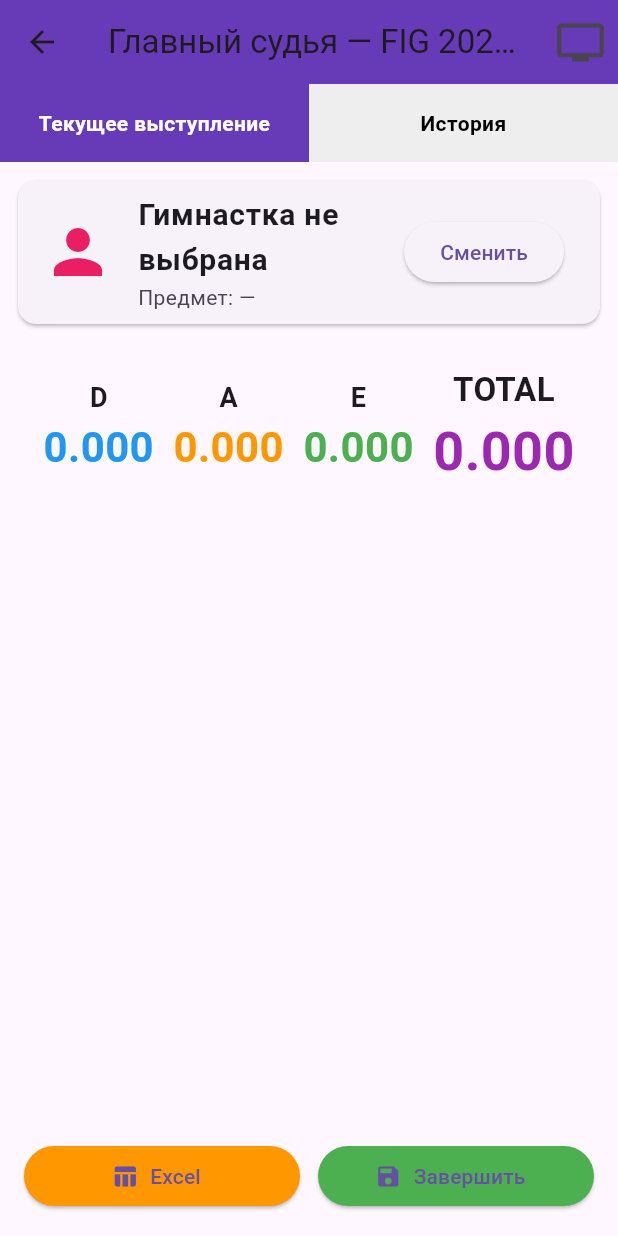
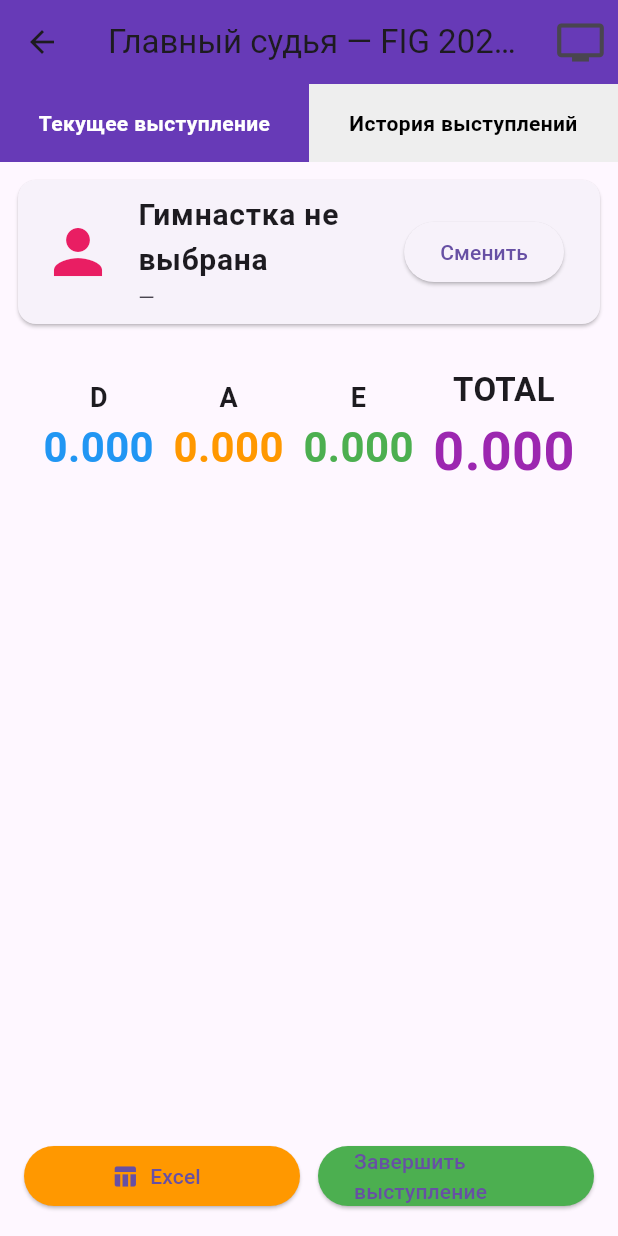
Before and after one commit to Benzokz/rg_judging_fig, a Flutter app: the HeadJudgeScreen screen opened directly, on a phone screen of 412 x 824 dp. Run offline on Flutter 3.47's test engine with Material 3 defaults, Android fonts, the phone set to English and light mode, and no system bars; our stand-ins replace cloud_firestore, firebase_core; missing offline and left inert: dart:html, excel; accounts and stored records are empty; statements that could not run were skipped.

Commit message:
fix: updated head judge screen and fixed excel export

```diff
--- a/lib/screens/head_judge_screen.dart
+++ b/lib/screens/head_judge_screen.dart
@@ -27,20 +27,19 @@ class _HeadJudgeScreenState extends State<HeadJudgeScreen> {
             stream: FirebaseFirestore.instance.collection('gymnasts').snapshots(),
             builder: (context, snapshot) {
               if (!snapshot.hasData) return const Center(child: CircularProgressIndicator());
-
-              final gymnasts = snapshot.data!.docs;
+              final list = snapshot.data!.docs;
               return ListView.builder(
-                itemCount: gymnasts.length,
-                itemBuilder: (context, index) {
-                  final data = gymnasts[index].data() as Map<String, dynamic>;
+                itemCount: list.length,
+                itemBuilder: (ctx, i) {
+                  final data = list[i].data() as Map<String, dynamic>;
                   return ListTile(
                     title: Text(data['fullName'] ?? ''),
                     subtitle: Text('${data['school'] ?? ''} • ${data['region'] ?? ''}'),
                     onTap: () async {
                       await FirebaseFirestore.instance.collection('routines').doc('current').set({
                         'gymnastName': data['fullName'],
-                        'gymnastId': gymnasts[index].id,
-                        'apparatus': 'Обруч', // можно потом сделать выбор
+                        'gymnastId': list[i].id,
+                        'apparatus': 'Обруч',
                       }, SetOptions(merge: true));
                       Navigator.pop(context);
                     },
@@ -54,7 +53,278 @@ class _HeadJudgeScreenState extends State<HeadJudgeScreen> {
     );
   }
 
-  // Экспорт в Excel
+  // Экспорт одного выступления в Excel
+  Future<void> _exportSinglePerformance(BuildContext context, Map<String, dynamic> data) async {
+    var excel = Excel.createExcel();
+    Sheet sheet = excel['Протокол'];
+
+    sheet.appendRow([TextCellValue('ПРОТОКОЛ СУДЕЙСТВА')]);
+    sheet.appendRow([TextCellValue('Художественная гимнастика — FIG 2025-2028')]);
+    sheet.appendRow([TextCellValue('Гимнастка: ${data['gymnastName']}')]);
+    sheet.appendRow([TextCellValue('Предмет: ${data['apparatus'] ?? '-'}')]);
+    sheet.appendRow([TextCellValue('Дата: ${data['date'].toDate().toString().substring(0, 16)}')]);
+    sheet.appendRow([]);
+
+    sheet.appendRow([TextCellValue('D'), TextCellValue((data['finalD'] ?? 0.0).toStringAsFixed(3))]);
+    sheet.appendRow([TextCellValue('A'), TextCellValue((data['finalA'] ?? 0.0).toStringAsFixed(3))]);
+    sheet.appendRow([TextCellValue('E'), TextCellValue((data['finalE'] ?? 0.0).toStringAsFixed(3))]);
+    sheet.appendRow([TextCellValue('TOTAL'), TextCellValue((data['total'] ?? 0.0).toStringAsFixed(3))]);
+
+    final bytes = excel.encode()!;
+    final blob = html.Blob([bytes]);
+    final url = html.Url.createObjectUrlFromBlob(blob);
+    final anchor = html.AnchorElement(href: url)
+      ..setAttribute("download", "Протокол_${data['gymnastName'] ?? 'Выступление'}.xlsx")
+      ..click();
+    html.Url.revokeObjectUrl(url);
+
+    ScaffoldMessenger.of(context).showSnackBar(
+      const SnackBar(content: Text('✅ Протокол скачан'), backgroundColor: Colors.green),
+    );
+  }
+
+  @override
+  Widget build(BuildContext context) {
+    return Scaffold(
+      appBar: AppBar(
+        title: const Text('Главный судья — FIG 2025-2028'),
+        backgroundColor: Colors.deepPurple,
+        actions: [
+          IconButton(
+            icon: const Icon(Icons.tv, size: 34),
+            onPressed: () => Navigator.push(context, MaterialPageRoute(builder: (_) => const TvScreen())),
+          ),
+        ],
+      ),
+      body: Column(
+        children: [
+          Row(
+            children: [
+              Expanded(child: _tabButton('Текущее выступление', 0)),
+              Expanded(child: _tabButton('История выступлений', 1)),
+            ],
+          ),
+          Expanded(
+            child: _currentTab == 0 ? _buildCurrentTab() : _buildHistoryTab(),
+          ),
+        ],
+      ),
+    );
+  }
+
+  Widget _tabButton(String text, int tab) {
+    return InkWell(
+      onTap: () => setState(() => _currentTab = tab),
+      child: Container(
+        padding: const EdgeInsets.all(16),
+        color: _currentTab == tab ? Colors.deepPurple : Colors.grey[200],
+        child: Text(
+          text,
+          textAlign: TextAlign.center,
+          style: TextStyle(
+            color: _currentTab == tab ? Colors.white : Colors.black,
+            fontWeight: FontWeight.bold,
+          ),
+        ),
+      ),
+    );
+  }
+
+  // ==================== ТЕКУЩЕЕ ВЫСТУПЛЕНИЕ ====================
+  Widget _buildCurrentTab() {
+    return StreamBuilder<DocumentSnapshot>(
+      stream: FirebaseFirestore.instance.collection('routines').doc('current').snapshots(),
+      builder: (context, rSnap) {
+        final rData = rSnap.data?.data() as Map<String, dynamic>? ?? {};
+        final String gymnastName = rData['gymnastName'] ?? 'Гимнастка не выбрана';
+
+        return StreamBuilder<QuerySnapshot>(
+          stream: FirebaseFirestore.instance.collection('routines').doc('current').collection('scores').orderBy('timestamp', descending: true).snapshots(),
+          builder: (context, sSnap) {
+            final scores = sSnap.data?.docs ?? [];
+
+            final Map<String, List<double>> byRole = {};
+            for (var doc in scores) {
+              final data = doc.data() as Map<String, dynamic>;
+              final role = data['role'] as String;
+              final score = (data['score'] as num).toDouble();
+              byRole.putIfAbsent(role, () => []).add(score);
+            }
+
+            double avg(List<double> list) {
+              if (list.isEmpty) return 0.0;
+              if (list.length <= 2) return list.fold(0.0, (a, b) => a + b) / list.length;
+              list.sort();
+              list.removeAt(0);
+              list.removeAt(list.length - 1);
+              return list.fold(0.0, (a, b) => a + b) / list.length;
+            }
+
+            final d = avg(byRole['DB'] ?? []) + avg(byRole['DA'] ?? []);
+            final a = avg(byRole['A'] ?? []);
+            final e = avg(byRole['E'] ?? []);
+            final total = d + a + e;
+
+            return Column(
+              children: [
+                Card(
+                  margin: const EdgeInsets.all(12),
+                  child: ListTile(
+                    leading: const Icon(Icons.person, size: 48, color: Colors.pink),
+                    title: Text(gymnastName, style: const TextStyle(fontSize: 20, fontWeight: FontWeight.bold)),
+                    subtitle: Text(rData['apparatus'] ?? '—'),
+                    trailing: ElevatedButton(onPressed: _selectGymnast, child: const Text('Сменить')),
+                  ),
+                ),
+
+                Container(
+                  padding: const EdgeInsets.all(16),
+                  child: Row(
+                    mainAxisAlignment: MainAxisAlignment.spaceEvenly,
+                    children: [
+                      _buildScoreBox('D', d.toStringAsFixed(3), Colors.blue),
+                      _buildScoreBox('A', a.toStringAsFixed(3), Colors.orange),
+                      _buildScoreBox('E', e.toStringAsFixed(3), Colors.green),
+                      _buildScoreBox('TOTAL', total.toStringAsFixed(3), Colors.purple, isBig: true),
+                    ],
+                  ),
+                ),
+
+                Expanded(
+                  child: ListView.builder(
+                    itemCount: scores.length,
+                    itemBuilder: (context, i) {
+                      final data = scores[i].data() as Map<String, dynamic>;
+                      return Card(
+                        margin: const EdgeInsets.symmetric(horizontal: 12, vertical: 4),
+                        child: ListTile(
+                          leading: CircleAvatar(child: Text(data['role'].toString())),
+                          title: Text('${data['role']}'),
+                          trailing: Text((data['score'] as num).toStringAsFixed(2), style: const TextStyle(fontSize: 24, fontWeight: FontWeight.bold)),
+                        ),
+                      );
+                    },
+                  ),
+                ),
+
+                Padding(
+                  padding: const EdgeInsets.all(16),
+                  child: Row(
+                    children: [
+                      Expanded(
+                        child: ElevatedButton.icon(
+                          onPressed: () => _exportToExcel(context, scores, d, a, e, total, gymnastName),
+                          icon: const Icon(Icons.table_chart),
+                          label: const Text('Excel'),
+                          style: ElevatedButton.styleFrom(backgroundColor: Colors.orange),
+                        ),
+                      ),
+                      const SizedBox(width: 12),
+                      Expanded(
+                        child: ElevatedButton(
+                          onPressed: () => _finishAndSaveToHistory(gymnastName, rData['apparatus'] ?? '-', d, a, e, total),
+                          style: ElevatedButton.styleFrom(backgroundColor: Colors.green),
+                          child: const Text('Завершить выступление'),
+                        ),
+                      ),
+                    ],
+                  ),
+                ),
+              ],
+            );
+          },
+        );
+      },
+    );
+  }
+
+  // ==================== ИСТОРИЯ ====================
+  Widget _buildHistoryTab() {
+    return StreamBuilder<QuerySnapshot>(
+      stream: FirebaseFirestore.instance.collection('history').orderBy('date', descending: true).snapshots(),
+      builder: (context, snapshot) {
+        if (!snapshot.hasData) return const Center(child: CircularProgressIndicator());
+
+        final history = snapshot.data!.docs;
+
+        return ListView.builder(
+          itemCount: history.length,
+          itemBuilder: (context, index) {
+            final data = history[index].data() as Map<String, dynamic>;
+            final date = (data['date'] as Timestamp).toDate();
+
+            return Card(
+              margin: const EdgeInsets.all(8),
+              child: ExpansionTile(
+                leading: const Icon(Icons.history, color: Colors.deepPurple),
+                title: Text(data['gymnastName'] ?? 'Без имени'),
+                subtitle: Text('${data['apparatus'] ?? '-'} • ${date.toString().substring(0, 16)}'),
+                trailing: Text(
+                  (data['total'] ?? 0.0).toStringAsFixed(3),
+                  style: const TextStyle(fontSize: 20, fontWeight: FontWeight.bold, color: Colors.purple),
+                ),
+                children: [
+                  Padding(
+                    padding: const EdgeInsets.all(16),
+                    child: Column(
+                      children: [
+                        Row(
+                          mainAxisAlignment: MainAxisAlignment.spaceAround,
+                          children: [
+                            _buildScoreBox('D', (data['finalD'] ?? 0.0).toStringAsFixed(3), Colors.blue),
+                            _buildScoreBox('A', (data['finalA'] ?? 0.0).toStringAsFixed(3), Colors.orange),
+                            _buildScoreBox('E', (data['finalE'] ?? 0.0).toStringAsFixed(3), Colors.green),
+                            _buildScoreBox('TOTAL', (data['total'] ?? 0.0).toStringAsFixed(3), Colors.purple, isBig: true),
+                          ],
+                        ),
+                        const SizedBox(height: 16),
+                        ElevatedButton.icon(
+                          onPressed: () => _exportToExcel(context, [], data['finalD'] ?? 0.0, data['finalA'] ?? 0.0, data['finalE'] ?? 0.0, data['total'] ?? 0.0, data['gymnastName'] ?? ''),
+                          icon: const Icon(Icons.download),
+                          label: const Text('Скачать протокол Excel'),
+                          style: ElevatedButton.styleFrom(backgroundColor: Colors.orange),
+                        ),
+                      ],
+                    ),
+                  ),
+                ],
+              ),
+            );
+          },
+        );
+      },
+    );
+  }
+
+  Widget _buildScoreBox(String label, String value, Color color, {bool isBig = false}) {
+    return Column(
+      children: [
+        Text(label, style: TextStyle(fontSize: isBig ? 22 : 18, fontWeight: FontWeight.bold)),
+        Text(value, style: TextStyle(fontSize: isBig ? 36 : 28, fontWeight: FontWeight.bold, color: color)),
+      ],
+    );
+  }
+
+  Future<void> _finishAndSaveToHistory(String name, String app, double d, double a, double e, double total) async {
+    await FirebaseFirestore.instance.collection('history').add({
+      'gymnastName': name,
+      'apparatus': app,
+      'finalD': d,
+      'finalA': a,
+      'finalE': e,
+      'total': total,
+      'date': FieldValue.serverTimestamp(),
+    });
+
+    // Очистка текущих оценок
+    final scores = await FirebaseFirestore.instance.collection('routines').doc('current').collection('scores').get();
+    for (var doc in scores.docs) await doc.reference.delete();
+
+    ScaffoldMessenger.of(context).showSnackBar(
+      const SnackBar(content: Text('✅ Выступление сохранено в историю'), backgroundColor: Colors.green),
+    );
+  }
+
   Future<void> _exportToExcel(
     BuildContext context,
     List<QueryDocumentSnapshot> scores,
@@ -64,11 +334,11 @@ class _HeadJudgeScreenState extends State<HeadJudgeScreen> {
     double total,
     String gymnastName,
   ) async {
+    // (тот же код экспорта, что был раньше)
     var excel = Excel.createExcel();
-    Sheet sheet = excel['Протокол FIG'];
+    Sheet sheet = excel['Протокол'];
 
     sheet.appendRow([TextCellValue('ПРОТОКОЛ СУДЕЙСТВА')]);
-    sheet.appendRow([TextCellValue('Художественная гимнастика — FIG 2025-2028')]);
     sheet.appendRow([TextCellValue('Гимнастка: $gymnastName')]);
     sheet.appendRow([TextCellValue('Дата: ${DateTime.now().toString().substring(0, 16)}')]);
     sheet.appendRow([]);
@@ -102,241 +372,4 @@ class _HeadJudgeScreenState extends State<HeadJudgeScreen> {
       const SnackBar(content: Text('✅ Протокол Excel скачан'), backgroundColor: Colors.green),
     );
   }
-
-  @override
-  Widget build(BuildContext context) {
-    return Scaffold(
-      appBar: AppBar(
-        title: const Text('Главный судья — FIG 2025-2028'),
-        backgroundColor: Colors.deepPurple,
-        actions: [
-          IconButton(
-            icon: const Icon(Icons.tv, size: 34),
-            onPressed: () => Navigator.push(context, MaterialPageRoute(builder: (_) => const TvScreen())),
-          ),
-        ],
-      ),
-      body: Column(
-        children: [
-          // Вкладки
-          Row(
-            children: [
-              Expanded(child: _tabButton('Текущее выступление', 0)),
-              Expanded(child: _tabButton('История', 1)),
-            ],
-          ),
-
-          Expanded(
-            child: _currentTab == 0 ? _buildCurrentTab() : _buildHistoryTab(),
-          ),
-        ],
-      ),
-    );
-  }
-
-  Widget _tabButton(String text, int tab) {
-    return InkWell(
-      onTap: () => setState(() => _currentTab = tab),
-      child: Container(
-        padding: const EdgeInsets.all(16),
-        color: _currentTab == tab ? Colors.deepPurple : Colors.grey[200],
-        child: Text(
-          text,
-          textAlign: TextAlign.center,
-          style: TextStyle(
-            color: _currentTab == tab ? Colors.white : Colors.black,
-            fontWeight: FontWeight.bold,
-          ),
-        ),
-      ),
-    );
-  }
-
-  Widget _buildCurrentTab() {
-    return StreamBuilder<DocumentSnapshot>(
-      stream: FirebaseFirestore.instance.collection('routines').doc('current').snapshots(),
-      builder: (context, routineSnap) {
-        final rData = routineSnap.data?.data() as Map<String, dynamic>? ?? {};
-        final String gymnastName = rData['gymnastName'] ?? 'Гимнастка не выбрана';
-        final String apparatus = rData['apparatus'] ?? '—';
-
-        return StreamBuilder<QuerySnapshot>(
-          stream: FirebaseFirestore.instance
-              .collection('routines')
-              .doc('current')
-              .collection('scores')
-              .orderBy('timestamp', descending: true)
-              .snapshots(),
-          builder: (context, scoreSnap) {
-            final scores = scoreSnap.data?.docs ?? [];
-
-            final Map<String, List<double>> byRole = {};
-            for (var doc in scores) {
-              final data = doc.data() as Map<String, dynamic>;
-              final role = data['role'] as String;
-              final score = (data['score'] as num).toDouble();
-              byRole.putIfAbsent(role, () => []).add(score);
-            }
-
-            double avg(List<double> list) {
-              if (list.isEmpty) return 0.0;
-              if (list.length <= 2) return list.fold(0.0, (a, b) => a + b) / list.length;
-              list.sort();
-              list.removeAt(0);
-              list.removeAt(list.length - 1);
-              return list.fold(0.0, (a, b) => a + b) / list.length;
-            }
-
-            final d = avg(byRole['DB'] ?? []) + avg(byRole['DA'] ?? []);
-            final a = avg(byRole['A'] ?? []);
-            final e = avg(byRole['E'] ?? []);
-            final total = d + a + e;
-
-            return Column(
-              children: [
-                // Информация о гимнастке
-                Card(
-                  margin: const EdgeInsets.all(12),
-                  child: ListTile(
-                    leading: const Icon(Icons.person, size: 48, color: Colors.pink),
-                    title: Text(gymnastName, style: const TextStyle(fontSize: 20, fontWeight: FontWeight.bold)),
-                    subtitle: Text("Предмет: $apparatus"),
-                    trailing: ElevatedButton(
-                      onPressed: _selectGymnast,
-                      child: const Text('Сменить'),
-                    ),
-                  ),
-                ),
-
-                // Финальный расчёт
-                Container(
-                  padding: const EdgeInsets.all(16),
-                  child: Row(
-                    mainAxisAlignment: MainAxisAlignment.spaceEvenly,
-                    children: [
-                      _buildScoreBox('D', d.toStringAsFixed(3), Colors.blue),
-                      _buildScoreBox('A', a.toStringAsFixed(3), Colors.orange),
-                      _buildScoreBox('E', e.toStringAsFixed(3), Colors.green),
-                      _buildScoreBox('TOTAL', total.toStringAsFixed(3), Colors.purple, isBig: true),
-                    ],
-                  ),
-                ),
-
-                // Оценки судей
-                Expanded(
-                  child: ListView.builder(
-                    itemCount: scores.length,
-                    itemBuilder: (context, i) {
-                      final data = scores[i].data() as Map<String, dynamic>;
-                      return Card(
-                        margin: const EdgeInsets.symmetric(horizontal: 12, vertical: 4),
-                        child: ListTile(
-                          leading: CircleAvatar(child: Text(data['role'].toString())),
-                          title: Text('${data['role']}'),
-                          trailing: Text(
-                            (data['score'] as num).toStringAsFixed(2),
-                            style: const TextStyle(fontSize: 24, fontWeight: FontWeight.bold),
-                          ),
-                        ),
-                      );
-                    },
-                  ),
-                ),
-
-                // Кнопки действий
-                Padding(
-                  padding: const EdgeInsets.all(16),
-                  child: Column(
-                    children: [
-                      Row(
-                        children: [
-                          Expanded(
-                            child: ElevatedButton.icon(
-                              onPressed: () => _exportToExcel(context, scores, d, a, e, total, gymnastName),
-                              icon: const Icon(Icons.table_chart),
-                              label: const Text('Excel'),
-                              style: ElevatedButton.styleFrom(backgroundColor: Colors.orange),
-                            ),
-                          ),
-                          const SizedBox(width: 12),
-                          Expanded(
-                            child: ElevatedButton.icon(
-                              onPressed: () => _finishAndSaveToHistory(gymnastName, apparatus, d, a, e, total),
-                              icon: const Icon(Icons.save),
-                              label: const Text('Завершить'),
-                              style: ElevatedButton.styleFrom(backgroundColor: Colors.green),
-                            ),
-                          ),
-                        ],
-                      ),
-                    ],
-                  ),
-                ),
-              ],
-            );
-          },
-        );
-      },
-    );
-  }
-
-  Widget _buildHistoryTab() {
-    return StreamBuilder<QuerySnapshot>(
-      stream: FirebaseFirestore.instance.collection('history').orderBy('date', descending: true).snapshots(),
-      builder: (context, snapshot) {
-        if (!snapshot.hasData) return const Center(child: CircularProgressIndicator());
-
-        final history = snapshot.data!.docs;
-
-        return ListView.builder(
-          itemCount: history.length,
-          itemBuilder: (context, index) {
-            final data = history[index].data() as Map<String, dynamic>;
-            return Card(
-              margin: const EdgeInsets.all(8),
-              child: ListTile(
-                title: Text(data['gymnastName'] ?? ''),
-                subtitle: Text('${data['apparatus']} • ${data['date'].toDate().toString().substring(0, 16)}'),
-                trailing: Text(
-                  (data['total'] ?? 0.0).toStringAsFixed(3),
-                  style: const TextStyle(fontSize: 22, fontWeight: FontWeight.bold, color: Colors.purple),
-                ),
-              ),
-            );
-          },
-        );
-      },
-    );
-  }
-
-  Future<void> _finishAndSaveToHistory(String name, String app, double d, double a, double e, double total) async {
-    await FirebaseFirestore.instance.collection('history').add({
-      'gymnastName': name,
-      'apparatus': app,
-      'finalD': d,
-      'finalA': a,
-      'finalE': e,
-      'total': total,
-      'date': FieldValue.serverTimestamp(),
-    });
-
-    // Очистка текущих оценок
-    final scores = await FirebaseFirestore.instance.collection('routines').doc('current').collection('scores').get();
-    for (var doc in scores.docs) {
-      await doc.reference.delete();
-    }
-
-    ScaffoldMessenger.of(context).showSnackBar(
-      const SnackBar(content: Text('✅ Выступление сохранено в историю'), backgroundColor: Colors.green),
-    );
-  }
-
-  Widget _buildScoreBox(String label, String value, Color color, {bool isBig = false}) {
-    return Column(
-      children: [
-        Text(label, style: TextStyle(fontSize: isBig ? 22 : 18, fontWeight: FontWeight.bold)),
-        Text(value, style: TextStyle(fontSize: isBig ? 36 : 28, fontWeight: FontWeight.bold, color: color)),
-      ],
-    );
-  }
 }
```
